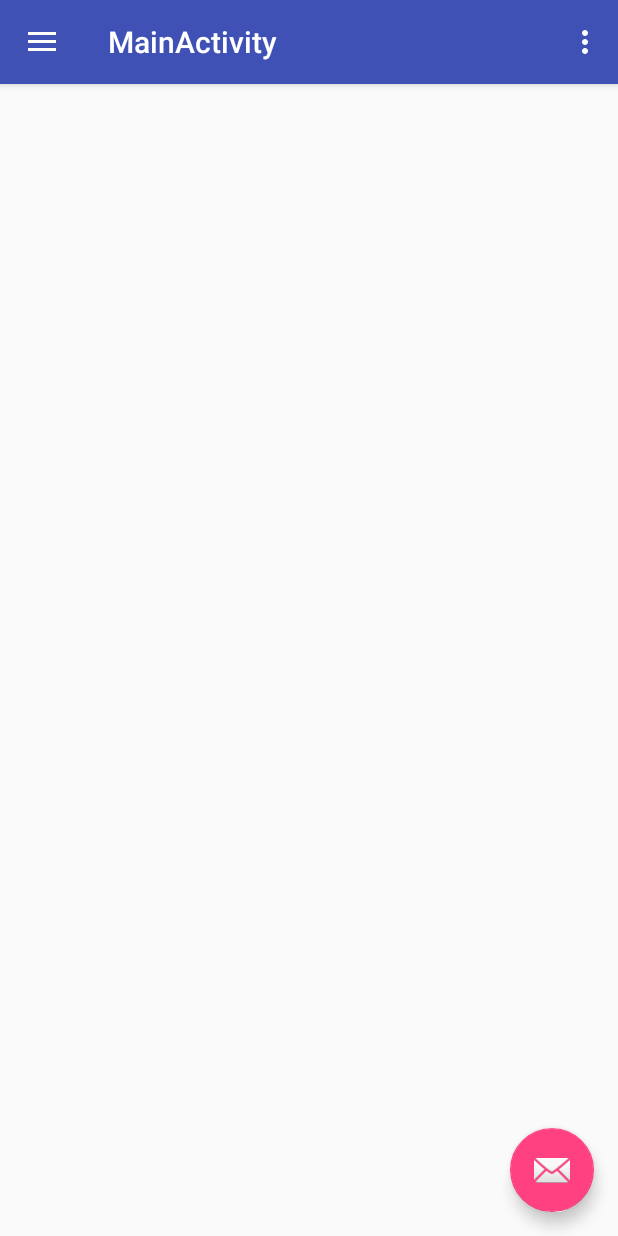
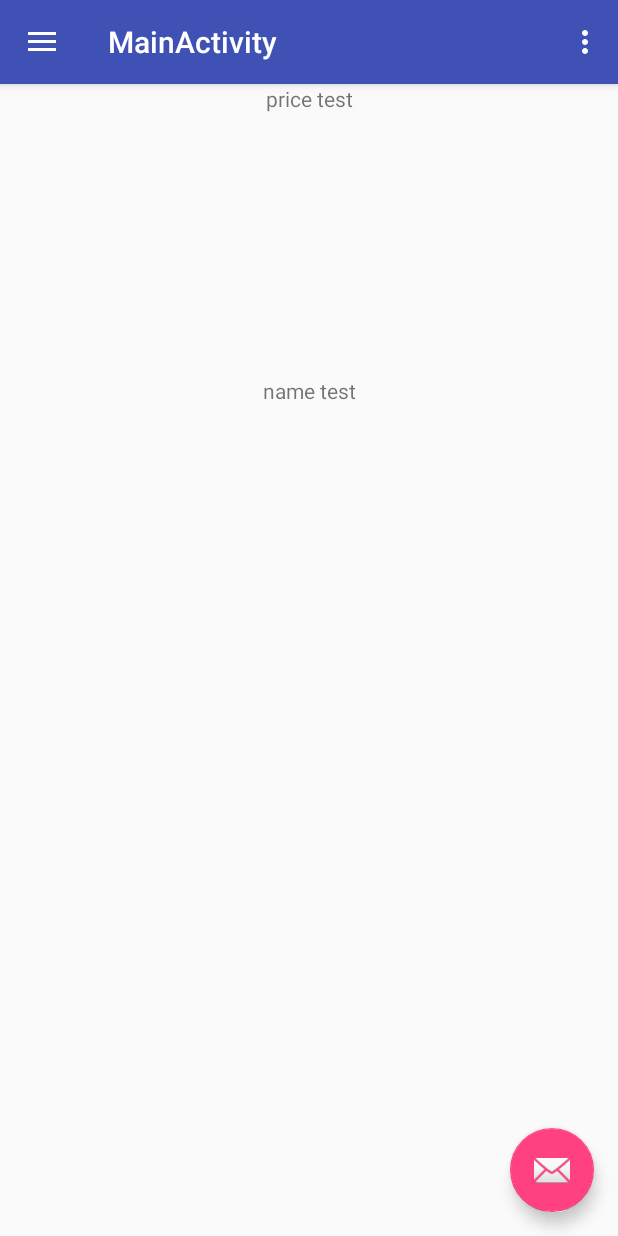
Before and after one commit to AKARI-I/Siggmo_android, an Android app: the MainActivity screen opened directly, with no data from a screen before it, on a phone screen of 412 x 824 dp. Run offline under Robolectric (Android 15) with nearby library versions, the phone set to English and light mode, and no system bars; libraries missing offline, so code that uses them is left out: io.realm; 3 statements that could not run were skipped.

Commit message:
add test textview on content_main.xml

```diff
--- a/app/src/main/res/layout/content_main.xml
+++ b/app/src/main/res/layout/content_main.xml
@@ -8,4 +8,23 @@
     tools:context="com.example.iakari.siggmo_android.MainActivity"
     tools:showIn="@layout/app_bar_main">
 
+    <TextView
+        android:id="@+id/nameTest"
+        android:layout_width="wrap_content"
+        android:layout_height="wrap_content"
+        android:text="name test"
+        app:layout_constraintBottom_toBottomOf="parent"
+        app:layout_constraintLeft_toLeftOf="parent"
+        app:layout_constraintRight_toRightOf="parent"
+        app:layout_constraintTop_toTopOf="parent"
+        app:layout_constraintVertical_bias="0.26" />
+
+    <TextView
+        android:id="@+id/priceTest"
+        android:layout_width="wrap_content"
+        android:layout_height="wrap_content"
+        android:text="price test"
+        app:layout_constraintLeft_toLeftOf="parent"
+        app:layout_constraintRight_toRightOf="parent"
+        tools:layout_editor_absoluteY="209dp" />
 </android.support.constraint.ConstraintLayout>
```
